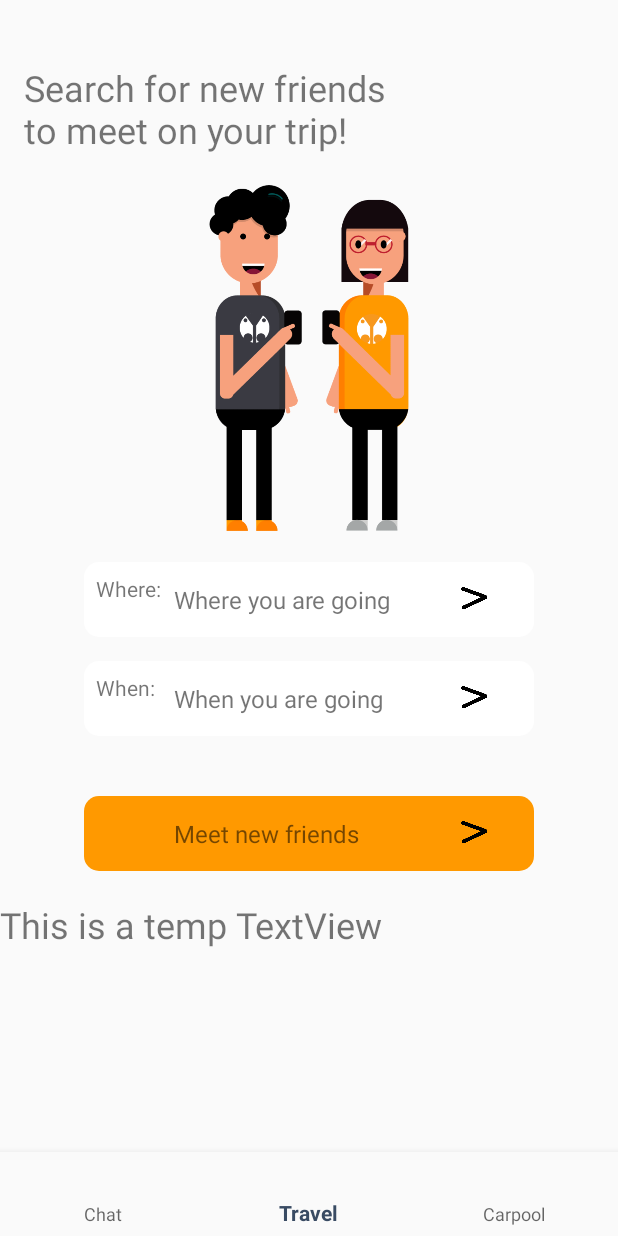
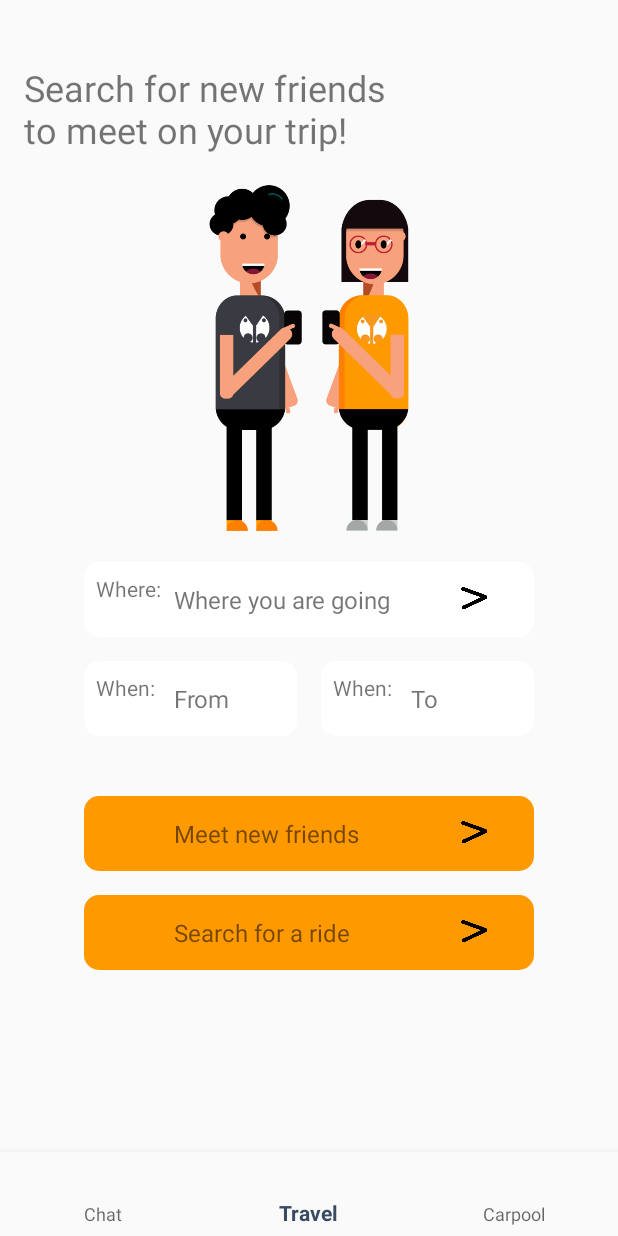
Before and after one commit to NikoNakkan/OoYoO, an Android app: the screen it shows after launch once a user with an empty profile is signed in (MainActivity), on a phone screen of 412 x 824 dp. Run offline under Robolectric (Android 15) with nearby library versions, the phone set to English and light mode, and no system bars; our stand-ins replace Firebase (no records; nobody signed in at launch, a user with empty details on screens opened directly).

Commit message:
ui updates after programmer request

```diff
--- a/Project-code/ooYoo/app/src/main/java/com/softeng/ooyoo/mainScreens/SearchForTravelersFragment.kt
+++ b/Project-code/ooYoo/app/src/main/java/com/softeng/ooyoo/mainScreens/SearchForTravelersFragment.kt
@@ -21,15 +21,15 @@ class SearchForTravelersFragment : Fragment() {
             return view
         }
 
-        val tempIntentTextView = view.findViewById<TextView>(R.id.temp_intent_text_view)
+       //val tempIntentTextView = view.findViewById<TextView>(R.id.temp_intent_text_view)
 
 
-        tempIntentTextView.setOnClickListener {
+     /*   tempIntentTextView.setOnClickListener {
             val intent = Intent(context, BecomeTravellerActivity::class.java)
             startActivity(intent)
         }
-
+*/
         return view
-    }
 
 }
+}
--- a/Project-code/ooYoo/app/src/main/res/layout/fragment_search_for_travelers.xml
+++ b/Project-code/ooYoo/app/src/main/res/layout/fragment_search_for_travelers.xml
@@ -61,22 +61,27 @@
 
 
     </RelativeLayout>
+    <LinearLayout
+        android:layout_width="300dp"
+        android:layout_height="wrap_content"
+        android:weightSum="2"
+        android:layout_marginTop="16dp"
+        android:id="@+id/searchTravelerWhenLinear"
+        android:layout_below="@id/searchTravelersWhere"
+        android:layout_centerHorizontal="true"
+        android:orientation="horizontal"
+        android:gravity="center_vertical"
+        >
     <RelativeLayout
-        android:layout_width="300dp"
+        android:layout_weight="1"
+        android:layout_width="100dp"
         android:layout_height="50dp"
         android:layout_below="@id/searchTravelersWhere"
         android:layout_centerHorizontal="true"
         android:background="@drawable/white_button_curvy_boy"
-        android:layout_marginTop="16dp"
-        android:id="@+id/searchTravelerWhen"
+        android:id="@+id/searchTravelerWhenFrom"
         >
-        <ImageView
-            android:layout_width="20dp"
-            android:layout_height="20dp"
-            android:src="@drawable/buttonarrow"
-            android:layout_alignParentRight="true"
-            android:layout_centerVertical="true"
-            android:layout_marginRight="30dp"/>
+
 
         <TextView
             android:layout_width="wrap_content"
@@ -87,21 +92,50 @@
             android:layout_width="wrap_content"
             android:layout_height="wrap_content"
             android:layout_centerVertical="true"
-            android:text="When you are going"
+            android:text="From"
             android:textSize="16sp"
             android:layout_marginLeft="60dp"
-            android:id="@+id/searchTravelersWhenTextView"/>
+            android:id="@+id/searchTravelersWhenFromTV"/>
+
+
+
+    </RelativeLayout>
+        <Space
+            android:layout_width="16dp"
+            android:layout_height="0dp"/>
+        <RelativeLayout
+            android:layout_width="100dp"
+            android:layout_height="50dp"
+            android:layout_weight="1"
+            android:background="@drawable/white_button_curvy_boy"
+            android:id="@+id/searchTravelerWhenTo"
+            >
+
+
+            <TextView
+                android:layout_width="wrap_content"
+                android:layout_height="wrap_content"
+                android:layout_margin="8dp"
+                android:text="When:"/>
+            <TextView
+                android:layout_width="wrap_content"
+                android:layout_height="wrap_content"
+                android:layout_centerVertical="true"
+                android:text="To"
+                android:textSize="16sp"
+                android:layout_marginLeft="60dp"
+                android:id="@+id/searchTravelersWhenToTextView"/>
 
 
 
 
-
-    </RelativeLayout>
+        </RelativeLayout>
+    </LinearLayout>
 
     <RelativeLayout
         android:layout_width="300dp"
         android:layout_height="50dp"
-        android:layout_below="@id/searchTravelerWhen"
+        android:layout_below="@id/searchTravelerWhenLinear"
         android:layout_centerHorizontal="true"
         android:background="@drawable/orange_curvy_button"
         android:layout_marginTop="40dp"
@@ -127,14 +161,34 @@
     </RelativeLayout>
 
 
-    <TextView
-        android:id="@+id/temp_intent_text_view"
-        android:layout_width="match_parent"
-        android:layout_height="wrap_content"
-        android:layout_below="@+id/searchTravelerButton"
-        android:layout_marginTop="19dp"
-        android:text="This is a temp TextView"
-        android:textSize="24sp" />
+    <RelativeLayout
+        android:layout_width="300dp"
+        android:layout_height="50dp"
+        android:layout_below="@id/searchTravelerButton"
+        android:layout_centerHorizontal="true"
+        android:background="@drawable/orange_curvy_button"
+        android:layout_marginTop="16dp"
+        android:id="@+id/search_car_pooler_button"
+        >
+        <ImageView
+            android:layout_width="20dp"
+            android:layout_height="20dp"
+            android:src="@drawable/buttonarrow"
+            android:layout_alignParentRight="true"
+            android:layout_centerVertical="true"
+            android:layout_marginRight="30dp"/>
+
+
+        <TextView
+            android:layout_width="wrap_content"
+            android:layout_height="wrap_content"
+            android:layout_centerVertical="true"
+            android:text="Search for a ride"
+            android:textSize="16sp"
+            android:layout_marginLeft="60dp"/>
+
+
+    </RelativeLayout>
 
 
 </RelativeLayout>
```
Also changed, not shown: Project-code/ooYoo/app/src/main/res/drawable/even_grayer_curvy.xml (added, +7 -0 lines), Project-code/ooYoo/app/src/main/res/layout/activity_become_host.xml (+49 -13 lines), Project-code/ooYoo/app/src/main/res/layout/activity_become_traveller.xml (+47 -13 lines), Project-code/ooYoo/app/src/main/res/drawable/logoooyoo.png (added), 2 other files.
